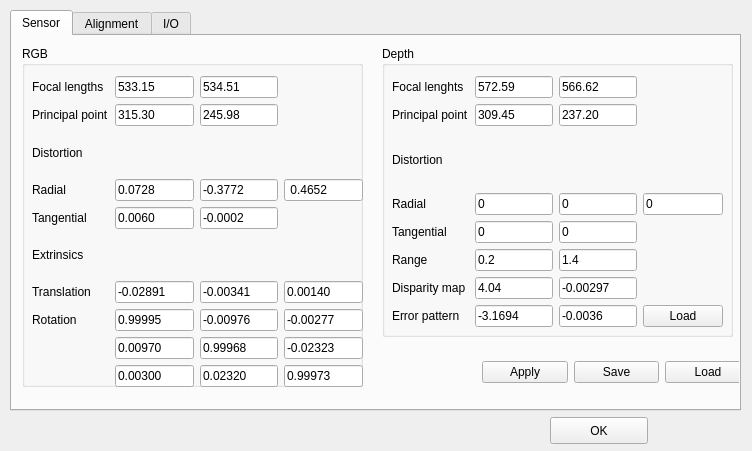
First picture: the form in params.ui, repository jonabalzer/yas, before the edit.
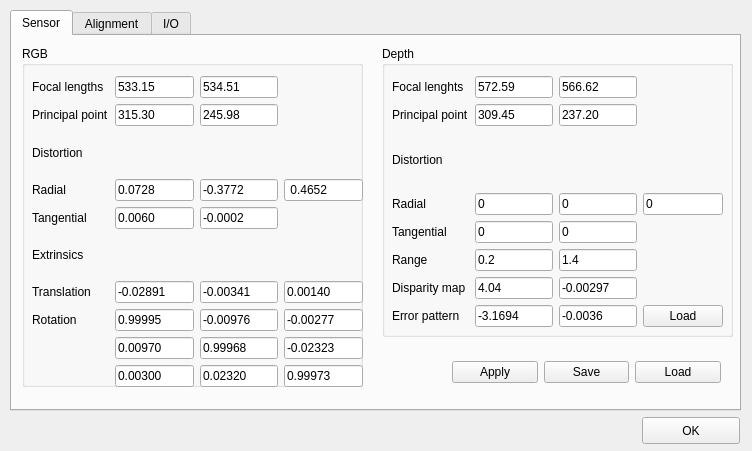
Second picture: the form after the edit.

Diff of the .ui file:
```diff
--- a/params.ui
+++ b/params.ui
@@ -101,15 +101,15 @@
         </widget>
        </item>
        <item row="0" column="2">
-        <widget class="QLineEdit" name="fuEdit">
-         <property name="text">
-          <string>566.62</string>
-         </property>
-        </widget>
-       </item>
-       <item row="0" column="1">
         <widget class="QLineEdit" name="fvEdit">
          <property name="text">
+          <string>566.62</string>
+         </property>
+        </widget>
+       </item>
+       <item row="0" column="1">
+        <widget class="QLineEdit" name="fuEdit">
+         <property name="text">
           <string>572.59</string>
          </property>
         </widget>
@@ -453,7 +453,7 @@
     <widget class="QWidget" name="horizontalLayoutWidget_2">
      <property name="geometry">
       <rect>
-       <x>470</x>
+       <x>440</x>
        <y>321</y>
        <width>269</width>
        <height>31</height>
@@ -796,7 +796,7 @@
   <widget class="QPushButton" name="okButton">
    <property name="geometry">
     <rect>
-     <x>550</x>
+     <x>642</x>
      <y>417</y>
      <width>98</width>
      <height>27</height>
```
